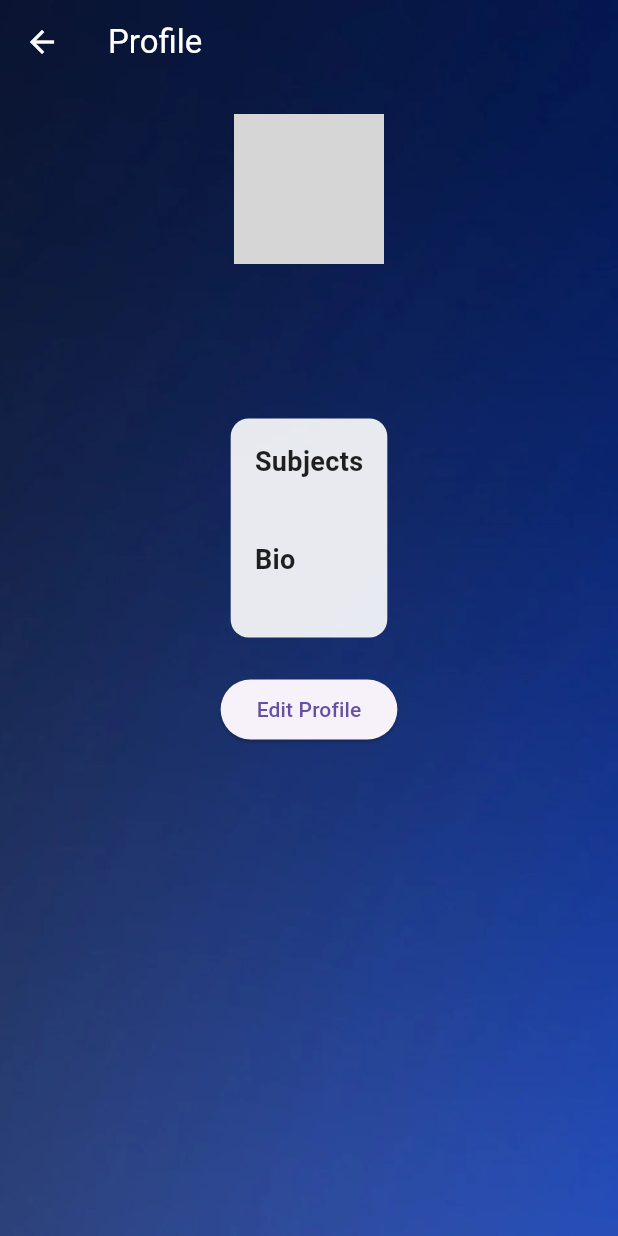
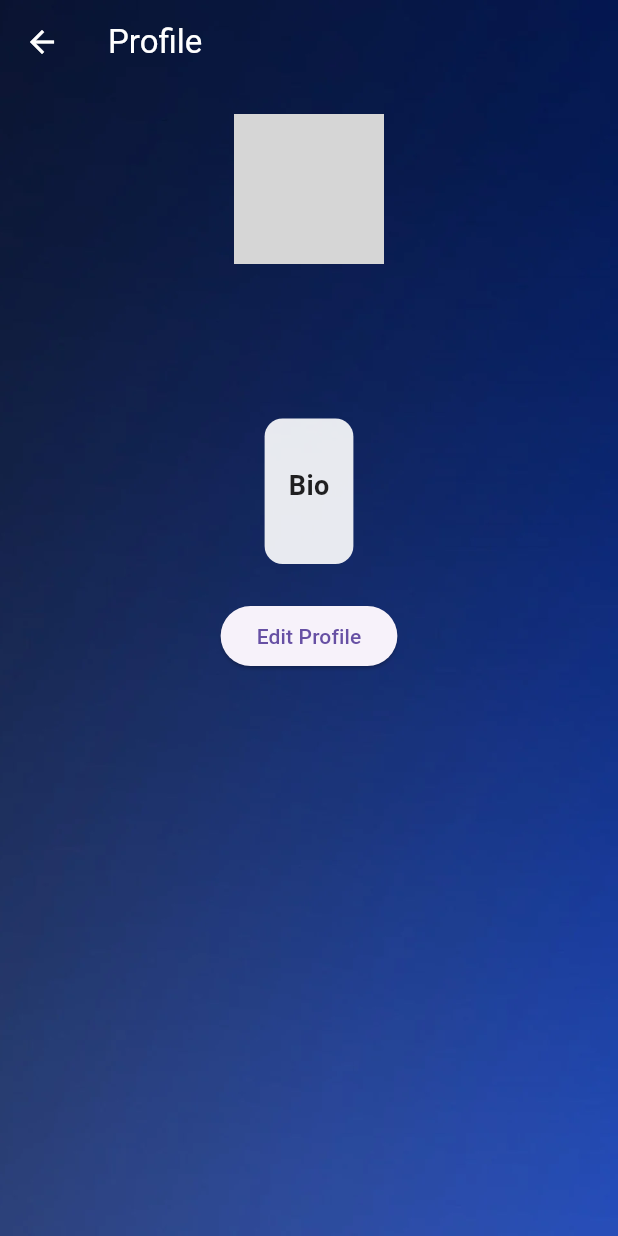
Before and after one commit to jadhxo/final_project, a Flutter app: the TutorHome screen opened by its route, after a tap on "View Profile", on a phone screen of 412 x 824 dp. Run offline on Flutter 3.47's test engine with Material 3 defaults, Android fonts, the phone set to English and light mode, and no system bars; our stand-ins replace cloud_firestore, firebase_auth, firebase_core, multi_select_flutter; missing offline and left inert: dart:html; accounts and stored records are empty; grey boxes are pictures that could not be loaded.

Commit message:
subjects in db + generalize profile page
you need to modify student home to match tutor home in how it displays the subjects as well as the maxwidth i added and the wrap widget

```diff
--- a/lib/main.dart
+++ b/lib/main.dart
@@ -5,7 +5,7 @@ import 'firebase_options.dart';
 import 'pages/edit_profile.dart';
 import 'pages/student_home.dart';
 import 'pages/tutor_home.dart';
-import 'pages/tutor_profile.dart';
+import 'pages/profile.dart';
 import 'pages/login.dart';
 import 'pages/sign_up.dart';
 
@@ -36,7 +36,7 @@ class MyApp extends StatelessWidget {
         final args = settings.arguments as Map<String, dynamic>?; // Safely handle arguments
         if (args != null && args.containsKey('userId')) {
           return MaterialPageRoute(
-            builder: (_) => TutorProfile(userId: args['userId'], docId: args['docId']),
+            builder: (_) => Profile(userId: args['userId'], docId: args['docId']),
           );
         } else {
           return MaterialPageRoute(builder: (_) => const Scaffold(body: Center(child: Text('User ID not provided'))));
--- a/lib/pages/loading.dart
+++ b/lib/pages/loading.dart
@@ -30,7 +30,6 @@ class _LoadingState extends State<Loading> {
     try {
       User user = _auth.currentUser!;
       var userDocument = await authService.fetchUserByUid(user.uid);
-      print(userDocument);
       if (userDocument.isNotEmpty) {
         String role = userDocument['role'];
         String route = role == 'tutor' ? '/tutor' : '/student';
--- a/lib/pages/tutor_profile.dart
+++ b/lib/pages/profile.dart
@@ -2,16 +2,16 @@ import 'package:cloud_firestore/cloud_firestore.dart';
 import 'package:final_project/pages/AuthService.dart';
 import 'package:flutter/material.dart';
 
-class TutorProfile extends StatefulWidget {
+class Profile extends StatefulWidget {
   final String userId, docId;
-  TutorProfile({Key? key, required this.userId, required this.docId}) : super(key: key);
+  Profile({Key? key, required this.userId, required this.docId}) : super(key: key);
 
   @override
-  State<TutorProfile> createState() => _TutorProfileState();
+  State<Profile> createState() => _ProfileState();
 }
 
 
-class _TutorProfileState extends State<TutorProfile> {
+class _ProfileState extends State<Profile> {
 
   String subjects = '';
   AuthService authService = AuthService();
@@ -81,8 +81,23 @@ class _TutorProfileState extends State<TutorProfile> {
                   child: Column(
                     crossAxisAlignment: CrossAxisAlignment.start,
                     children: [
-                      const Text("Subjects", style: TextStyle(fontWeight: FontWeight.bold, fontSize: 18, color: Colors.black87)),
-                      Text(subjects, style: const TextStyle(fontSize: 16, color: Colors.black54)),
+                      if (user['role'] == 'tutor') ...[
+                        const Text(
+                          "Subjects",
+                          style: TextStyle(
+                            fontWeight: FontWeight.bold,
+                            fontSize: 18,
+                            color: Colors.black87,
+                          ),
+                        ),
+                        Text(
+                          subjects,
+                          style: const TextStyle(
+                            fontSize: 16,
+                            color: Colors.black54,
+                          ),
+                        ),
+                      ],
                       const SizedBox(height: 16),
                       const Text("Bio", style: TextStyle(fontWeight: FontWeight.bold, fontSize: 18, color: Colors.black87)),
                       Text("${user['bio']}", style: const TextStyle(fontSize: 16, color: Colors.black54)),
--- a/lib/pages/tutor_home.dart
+++ b/lib/pages/tutor_home.dart
@@ -4,6 +4,8 @@ import 'package:cloud_firestore/cloud_firestore.dart';
 import 'package:final_project/pages/AuthService.dart';
 import 'package:firebase_auth/firebase_auth.dart';
 import 'package:flutter/material.dart';
+
+import 'NavigationBar.dart';
 
 class TutorHome extends StatefulWidget {
   const TutorHome({super.key});
@@ -14,8 +16,12 @@ class TutorHome extends StatefulWidget {
 
 class _State extends State<TutorHome> {
   final FirebaseAuth _auth = FirebaseAuth.instance;
+  final FirebaseFirestore _firestore = FirebaseFirestore.instance;
   String? docId = '';
   var user;
+  int _selectedSubjectIndex = 0; // Independent index for subject list
+  int _selectedBottomNavIndex = 0;
+  final List<Map<String, dynamic>> subjects = [];
   AuthService authService = AuthService();
   StreamSubscription<DocumentSnapshot>? _userSubscription;
   signOut() {
@@ -27,7 +33,44 @@ class _State extends State<TutorHome> {
     }
   }
 
+  Widget buildSubjectCard(int index) {
+    var subject = subjects[index];
+    bool isSelected = _selectedSubjectIndex == index;
 
+    return GestureDetector(
+      onTap: () {
+        setState(() {
+          _selectedSubjectIndex = index;
+        });
+      },
+      child: Container(
+        padding: EdgeInsets.symmetric(horizontal: 12),
+        margin: EdgeInsets.all(8),
+        decoration: BoxDecoration(
+          color: isSelected ? Colors.blue.shade50 : Colors.transparent,
+          borderRadius: BorderRadius.circular(20),
+          boxShadow: isSelected
+              ? [
+            BoxShadow(
+                color: Colors.blue.shade100, spreadRadius: 3, blurRadius: 5)
+          ]
+              : [],
+        ),
+        child: Row(
+          mainAxisSize: MainAxisSize.min,
+          children: <Widget>[
+            Icon(subject['icon'],
+                color: isSelected ? Colors.blue : Colors.grey),
+            SizedBox(width: 8),
+            Text(
+              subject['title'],
+              style: TextStyle(color: isSelected ? Colors.blue : Colors.grey),
+            ),
+          ],
+        ),
+      ),
+    );
+  }
 
   void fetchUser() async {
     final user = _auth.currentUser;
@@ -48,6 +91,32 @@ class _State extends State<TutorHome> {
     }
   }
 
+  Future fetchSubjects() async {
+    try {
+      QuerySnapshot subjectSnapshot = await _firestore.collection('subjects').get();
+      setState(() {
+        subjects.clear();
+        for (var doc in subjectSnapshot.docs) {
+          Map<String, dynamic> data = doc.data() as Map<String, dynamic>;
+          print(data);
+          String subjectName = data['display name'];
+          int iconCode = int.parse(data['icon'].substring(2), radix: 16);
+          IconData iconData = IconData(iconCode, fontFamily: 'MaterialIcons');
+
+          subjects.add({
+            'title': subjectName,
+            'icon': iconData, // Use IconData instead of a file path
+          });
+          print(subjects);
+        }
+        print(subjects);
+      });
+    } catch (e) {
+      print(e);
+    }
+  }
+
+
   @override
   void dispose() {
     _userSubscription?.cancel();
@@ -59,6 +128,7 @@ class _State extends State<TutorHome> {
   void initState() {
     super.initState();
     fetchUser();
+    fetchSubjects();
   }
 
   @override
@@ -74,23 +144,12 @@ class _State extends State<TutorHome> {
         child: CircularProgressIndicator(),
       );
     }
-    return DefaultTabController(
-      length: 2,
-      child: Scaffold(
+    return Scaffold(
       appBar: AppBar(
         automaticallyImplyLeading: false,
         title: Text(
           "Welcome ${user['first name']}!",
           style: TextStyle(color: Colors.white),
-          ),
-          bottom: TabBar(
-            tabs: [
-              Tab(
-                text: 'All',
-
-              ),
-              Tab(text: 'My Reviews',)
-            ],
         ),
         backgroundColor: Colors.blue,
         actions: [
@@ -113,6 +172,24 @@ class _State extends State<TutorHome> {
               ))
         ],
       ),
+      body: SingleChildScrollView(
+        scrollDirection: Axis.horizontal,
+        child: Container(
+          constraints: BoxConstraints(maxWidth: 600),
+          child: Wrap(
+            direction: Axis.horizontal,
+            children: List.generate(
+                subjects.length, (index) => buildSubjectCard(index)),
+          ),
+        ),
+      ),
+        bottomNavigationBar: CustomBottomNavigationBar(
+          selectedIndex: _selectedBottomNavIndex,
+          onItemSelected: (index) {
+            setState(() {
+              _selectedBottomNavIndex = index;
+            });
+          },
         ),
     );
   }
```
Also changed, not shown: lib/pages/sign_up.dart (+27 -0 lines). Lines whose indentation alone changed are shown as unchanged.
